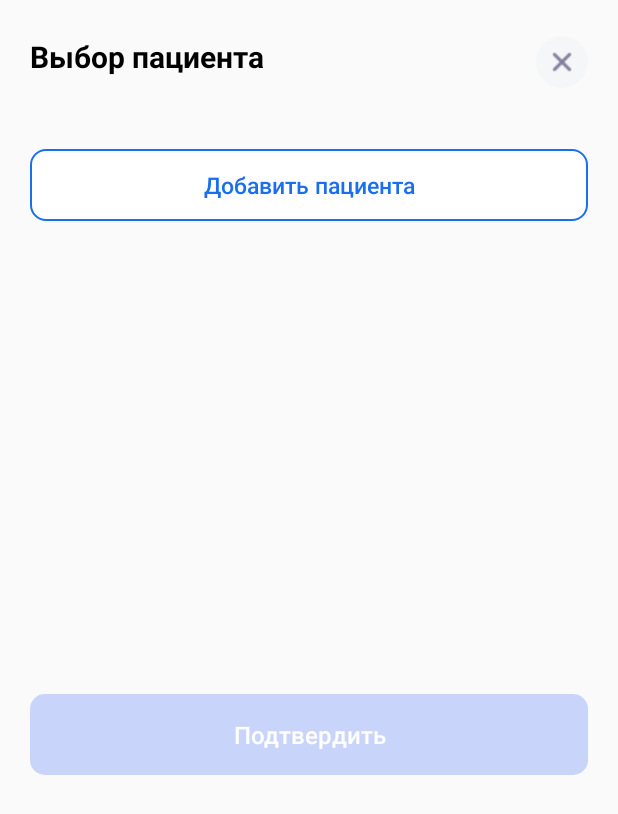
After one commit to OlesiaShinkarenko/Medic, an Android app: the layout add_patient.xml on its own in the app's theme, with its tools: preview values and no code run, on a phone screen of 412 x 824 dp. The commit adds this screen. Shown: the top 814 px of the screen. Run offline under Robolectric (Android 15) with nearby library versions, the phone set to English and light mode, and no system bars.

Commit message:
Работа с возможностью выбора нескольких пациентов

```diff
--- a/app/src/main/java/com/example/medic/AnalysisFragment/AnalysisFragment.java
+++ b/app/src/main/java/com/example/medic/AnalysisFragment/AnalysisFragment.java
@@ -4,18 +4,14 @@ import android.content.Context;
 import android.content.Intent;
 import android.os.Bundle;
 
-import androidx.annotation.NonNull;
-import androidx.coordinatorlayout.widget.CoordinatorLayout;
 import androidx.core.widget.NestedScrollView;
 import androidx.fragment.app.Fragment;
 import androidx.recyclerview.widget.RecyclerView;
 import androidx.swiperefreshlayout.widget.SwipeRefreshLayout;
 
-import android.util.Log;
 import android.view.LayoutInflater;
 import android.view.View;
 import android.view.ViewGroup;
-import android.view.ViewTreeObserver;
 import android.widget.EditText;
 import android.widget.LinearLayout;
 import android.widget.RelativeLayout;
@@ -25,7 +21,7 @@ import com.example.medic.BasketActivity.BasketActivity;
 import com.example.medic.R;
 import com.example.medic.SearchActivity.SearchActivity;
 import com.example.medic.common.Analysis;
-import com.google.android.material.appbar.AppBarLayout;
+import com.example.medic.common.CategoriesAdapter;
 
 import java.util.ArrayList;
 import java.util.List;
--- a/app/src/main/java/com/example/medic/AnalysisFragment/CategoriesAdapter.java
+++ b/app/src/main/java/com/example/medic/common/CategoriesAdapter.java
@@ -1,4 +1,4 @@
-package com.example.medic.AnalysisFragment;
+package com.example.medic.common;
 
 import android.content.Context;
 import android.view.LayoutInflater;
@@ -48,7 +48,6 @@ public class CategoriesAdapter  extends RecyclerView.Adapter<CategoriesAdapter.V
 
         public ViewHolder(View itemView) {
             super(itemView);
-
             textView = itemView.findViewById(R.id.category);
             textView.setOnClickListener(this::onClick);
         }
--- /dev/null
+++ b/app/src/main/res/drawable/checkbox_style.xml
@@ -0,0 +1,5 @@
+<?xml version="1.0" encoding="utf-8"?>
+<selector xmlns:android="http://schemas.android.com/apk/res/android">
+<item android:state_checked="false" android:drawable="@drawable/checkbox_false"/>
+    <item android:state_checked="true" android:drawable="@drawable/checkbox_true"/>
+</selector>
--- /dev/null
+++ b/app/src/main/res/layout/add_patient.xml
@@ -0,0 +1,63 @@
+<?xml version="1.0" encoding="utf-8"?>
+<androidx.constraintlayout.widget.ConstraintLayout xmlns:android="http://schemas.android.com/apk/res/android"
+    android:layout_width="match_parent"
+    xmlns:app="http://schemas.android.com/apk/res-auto"
+    android:layout_marginHorizontal="20dp"
+    android:layout_height="match_parent">
+    <TextView
+        android:textStyle="bold"
+        android:textColor="@color/black"
+        android:textSize="20sp"
+        app:layout_constraintTop_toTopOf="parent"
+        android:layout_marginTop="24dp"
+        app:layout_constraintLeft_toLeftOf="parent"
+        android:layout_width="0dp"
+        android:layout_marginRight="44dp"
+        android:id="@+id/name"
+        android:text="@string/select_patient"
+        app:layout_constraintRight_toLeftOf="@id/cancel"
+        android:layout_height="wrap_content"/>
+    <ImageButton
+        android:padding="7dp"
+        android:background="@drawable/icon_cancel_style"
+        android:id="@+id/cancel"
+        android:src="@drawable/icon_cancel"
+        android:layout_marginTop="24dp"
+        app:layout_constraintTop_toTopOf="parent"
+        app:layout_constraintRight_toRightOf="parent"
+        android:layout_width="wrap_content"
+        android:layout_height="wrap_content"/>
+    <androidx.recyclerview.widget.RecyclerView
+        android:id="@+id/recycle_view_patient"
+        app:layoutManager="androidx.recyclerview.widget.LinearLayoutManager"
+        android:layout_marginTop="24dp"
+        app:layout_constraintTop_toBottomOf="@id/name"
+        android:layout_width="match_parent"
+        android:layout_height="wrap_content"/>
+    <Button
+        android:textSize="15sp"
+        android:id="@+id/add_patient"
+        android:textColor="@color/button_true_enabled"
+        android:textAllCaps="false"
+        android:text="@string/add_patient_1"
+        android:background="@drawable/button_add_patient"
+        android:layout_marginTop="24dp"
+        app:layout_constraintTop_toBottomOf="@id/recycle_view_patient"
+        android:layout_width="match_parent"
+        android:layout_height="wrap_content"/>
+    <Button
+        android:enabled="false"
+        android:text="@string/confirm_address"
+        android:id="@+id/button_add_patient"
+        android:textAllCaps="false"
+        android:textSize="16sp"
+        android:paddingVertical="16dp"
+        android:textColor="@color/white"
+        app:layout_constraintTop_toBottomOf="@id/add_patient"
+        android:layout_width="match_parent"
+        app:layout_constraintBottom_toBottomOf="parent"
+        android:background="@drawable/button_style"
+        android:layout_marginTop="48dp"
+        android:layout_marginBottom="40dp"
+        android:layout_height="wrap_content"/>
+</androidx.constraintlayout.widget.ConstraintLayout>
--- a/app/src/main/res/values/strings.xml
+++ b/app/src/main/res/values/strings.xml
@@ -136,4 +136,7 @@
     <string name="date_and_time">Дата и время</string>
     <string name="select_date">Выберите дату</string>
     <string name="select_time">Выберите время</string>
+
+    <string name="select_patient">Выбор пациента</string>
+    <string name="add_patient_1">Добавить пациента</string>
 </resources>
```
Also changed, not shown: app/src/main/java/com/example/medic/OrderRegistration/OrderRegistrationActivity.java (+11 -1 lines), app/src/main/java/com/example/medic/OrderRegistration/PatientAdapter.java (added, +82 -0 lines), app/src/main/java/com/example/medic/OrderRegistration/PatientCaseAdapter.java (added, +62 -0 lines), app/src/main/res/layout/activity_order_registration.xml (+5 -4 lines), app/src/main/res/layout/list_item_analises.xml (added, +26 -0 lines), app/src/main/res/layout/list_item_patient.xml (added, +39 -0 lines), app/src/main/res/layout/list_item_patient_add.xml (added, +16 -0 lines), app/src/main/res/drawable/checkbox_false.png (added), app/src/main/res/drawable/checkbox_true.png (added).
